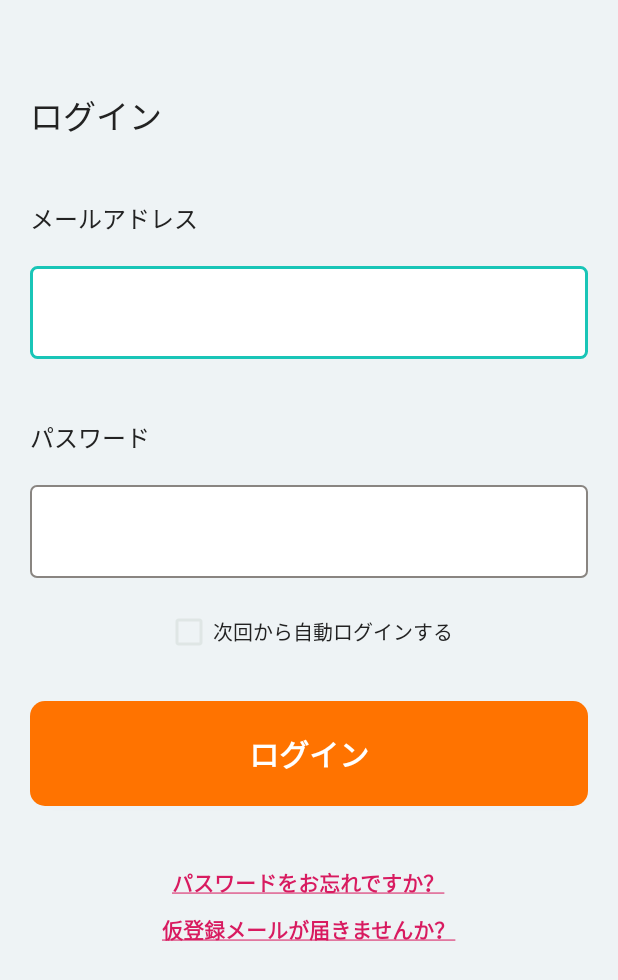
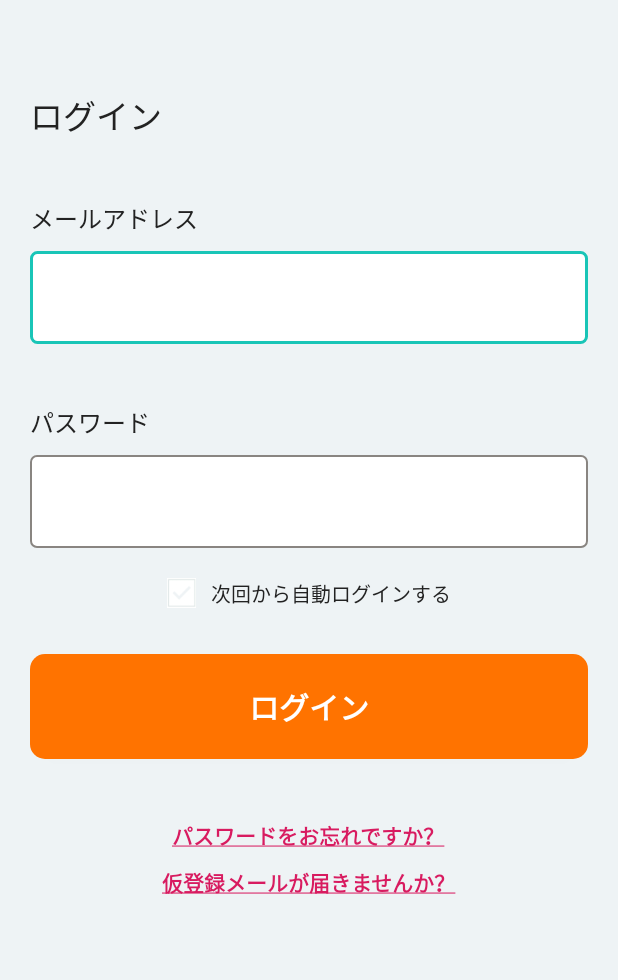
Before and after one commit to NozakiNachi/erikura-android, an Android app: the LoginActivity screen opened directly, with no data from a screen before it, on a phone screen of 412 x 824 dp. Shown: the top 980 px of the screen. Run offline under Robolectric (Android 15) with nearby library versions, the phone set to English and light mode, and no system bars; our stand-ins replace data binding; 3 statements that could not run were skipped.

Commit message:
フォント指定と、チェックボックスの画像の修正

```diff
--- a/app/src/main/AndroidManifest.xml
+++ b/app/src/main/AndroidManifest.xml
@@ -23,7 +23,7 @@
 
         <activity
             android:name=".presenters.activities.LoginActivity"
-            android:windowSoftInputMode="stateVisible|adjustPan"
+            android:windowSoftInputMode="stateHidden|adjustResize"
             android:screenOrientation="portrait"/>
 
         <activity
--- /dev/null
+++ b/app/src/main/res/drawable/erikura_checkbox.xml
@@ -0,0 +1,13 @@
+<?xml version="1.0" encoding="utf-8"?>
+<selector xmlns:android="http://schemas.android.com/apk/res/android">
+    <item android:state_checked="true"
+        android:state_pressed="true"
+        android:drawable="@drawable/check_on" />
+    <item android:state_checked="true"
+        android:drawable="@drawable/check_on" />
+    <item android:state_checked="false"
+        android:state_pressed="true"
+        android:drawable="@drawable/check_off" />
+    <item android:state_checked="false"
+        android:drawable="@drawable/check_off" />
+</selector>
--- a/app/src/main/res/layout/activity_login.xml
+++ b/app/src/main/res/layout/activity_login.xml
@@ -50,7 +50,7 @@
                     android:layout_width="match_parent"
                     android:layout_height="62dp"
                     style="@style/textField"
-                    android:layout_marginTop="20dp"
+                    android:layout_marginTop="10dp"
                     android:inputType="textEmailAddress"
                     android:text="@={view_model.email}"
                     android:hint="" />
@@ -65,13 +65,14 @@
                     android:layout_width="match_parent"
                     android:layout_height="62dp"
                     style="@style/passwordField"
-                    android:layout_marginTop="20dp"
+                    android:layout_marginTop="10dp"
                     android:inputType="textPassword"
                     android:text="@={view_model.password}"
                     android:hint=""/>
 
                 <CheckBox
                     android:theme="@style/erikuraCheckbox"
+                    android:button="@drawable/erikura_checkbox"
                     android:layout_width="wrap_content"
                     android:layout_height="wrap_content"
                     android:text="@string/login_autoLogin"
@@ -79,6 +80,7 @@
                     android:textSize="13dp"
                     android:layout_gravity="center"
                     android:layout_marginTop="20dp"
+                    android:paddingLeft="10dp"
                     />
 
                 <Button
--- a/app/src/main/res/values/styles.xml
+++ b/app/src/main/res/values/styles.xml
@@ -11,6 +11,8 @@
         <item name="windowActionBar">false</item>
         <item name="android:windowFullscreen">true</item>
         <item name="android:windowContentOverlay">@null</item>
+
+        <item name="android:fontFamily">@font/hirakakupron_w2_alphanum_01</item>
     </style>
 
     <style name="AppTheme.Launcher">
@@ -23,7 +25,6 @@
         <item name="android:layout_marginLeft">20dp</item>
         <item name="android:layout_marginRight">20dp</item>
         <item name="android:textColor">@color/colorBlack</item>
-        <item name="android:fontFamily">sans-serif</item>
         <item name="android:textSize">22dp</item>
     </style>
 
@@ -32,7 +33,6 @@
         <item name="android:layout_marginLeft">20dp</item>
         <item name="android:layout_marginRight">20dp</item>
         <item name="android:textColor">@color/colorBlack</item>
-        <item name="android:fontFamily">sans-serif</item>
         <item name="android:textSize">16dp</item>
     </style>
 
@@ -54,9 +54,10 @@
 
     <!-- チェックボックス: android:theme で指定する -->
     <style name="erikuraCheckbox">
-        <item name="android:colorControlNormal">@color/colorGray</item>
-        <item name="android:colorControlActivated">@color/colorLightBlueGreen</item>
-        <item name="android:colorBackground">@color/colorWhite</item>
+<!--        <item name="android:colorControlNormal">@color/colorGray</item>-->
+<!--        <item name="android:colorControlActivated">@color/colorLightBlueGreen</item>-->
+<!--        <item name="android:colorBackground">@color/colorWhite</item>-->
+        <item name="android:button">@drawable/erikura_checkbox</item>
     </style>
 
     <!-- プライマリボタン -->
@@ -66,6 +67,7 @@
         <item name="android:background">@drawable/primary_button</item>
         <item name="android:textColor">@color/colorWhite</item>
         <item name="android:textSize">20dp</item>
+        <item name="android:fontFamily">@font/hirakakupron_w6_alphanbum_01</item>
         <item name="android:textStyle">bold</item>
     </style>
 
@@ -76,6 +78,7 @@
         <item name="android:background">@drawable/secondary_button</item>
         <item name="android:textColor">@color/colorOrange</item>
         <item name="android:textSize">20dp</item>
+        <item name="android:fontFamily">@font/hirakakupron_w6_alphanbum_01</item>
         <item name="android:textStyle">bold</item>
     </style>
 </resources>
```
Also changed, not shown: app/src/main/res/drawable-xxxhdpi/check_off.png (added), app/src/main/res/drawable-xxxhdpi/check_on.png (added), 8 other files.
